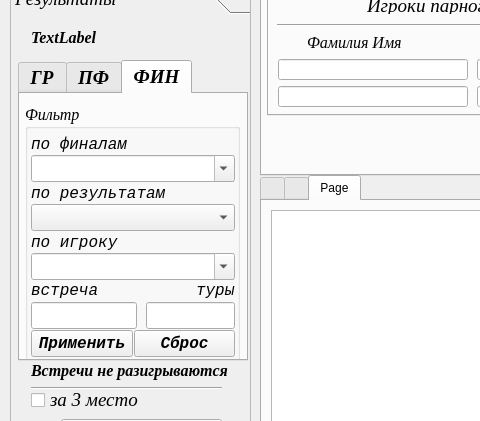
Qt form UI/main_window.ui (Kaspar0810/Competitions_TT_v5) before a commit; both pictures show x 0 to 480 and y 135 to 556 of the 1109 by 738 pixel window.
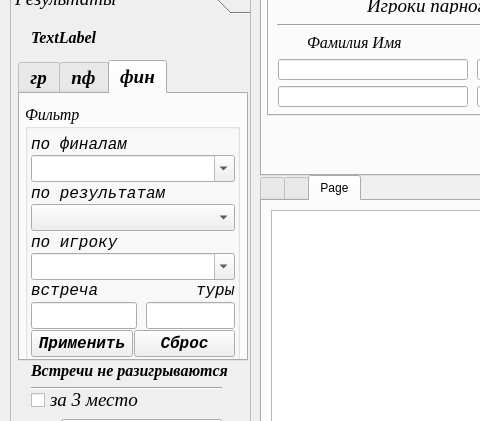
The same form after that commit. Icons and pictures are not drawn.

Commit message: редакт widget смена этапов

The edit to the form file:
```diff
--- a/UI/main_window.ui
+++ b/UI/main_window.ui
@@ -5745,7 +5745,7 @@
       </property>
       <widget class="QWidget" name="tab_1">
        <attribute name="title">
-        <string>ГР</string>
+        <string>гр</string>
        </attribute>
        <widget class="QGroupBox" name="groupBox_filter_group_4">
         <property name="geometry">
@@ -5895,7 +5895,7 @@
       </widget>
       <widget class="QWidget" name="tab_2">
        <attribute name="title">
-        <string>ПФ</string>
+        <string>пф</string>
        </attribute>
        <widget class="QGroupBox" name="groupBox_filter_group_semifinal_2">
         <property name="geometry">
@@ -6069,7 +6069,7 @@
       </widget>
       <widget class="QWidget" name="tab_3">
        <attribute name="title">
-        <string>ФИН</string>
+        <string>фин</string>
        </attribute>
        <widget class="QGroupBox" name="groupBox_filter_group_3">
         <property name="geometry">
```
Left out of the diff: 8 changed lines with no effect on the pictures. The commit also changes 5 other files.
